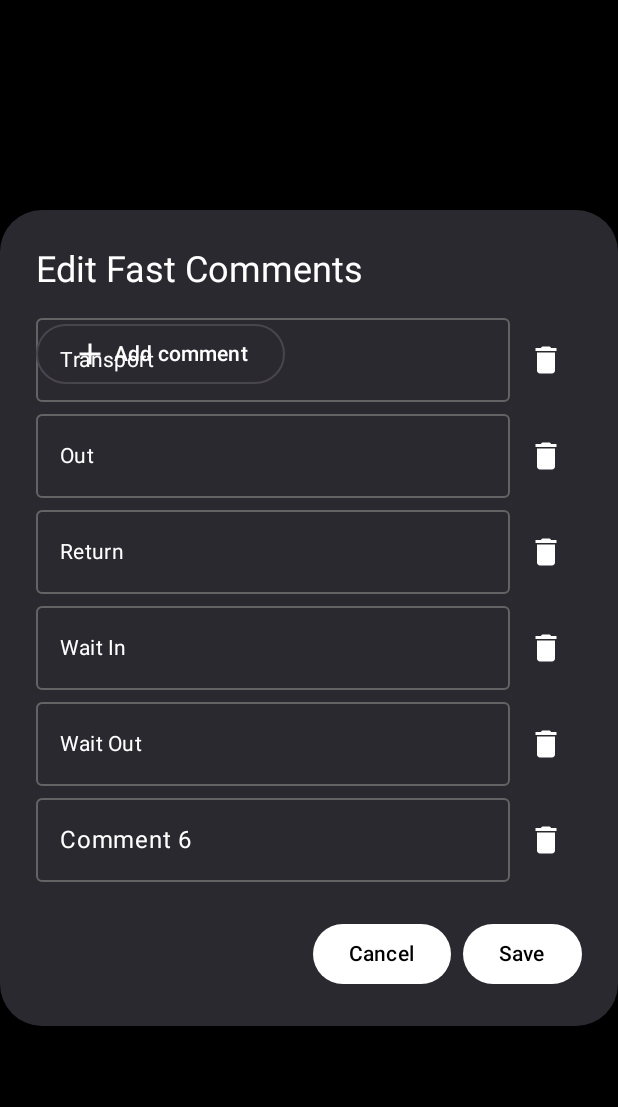
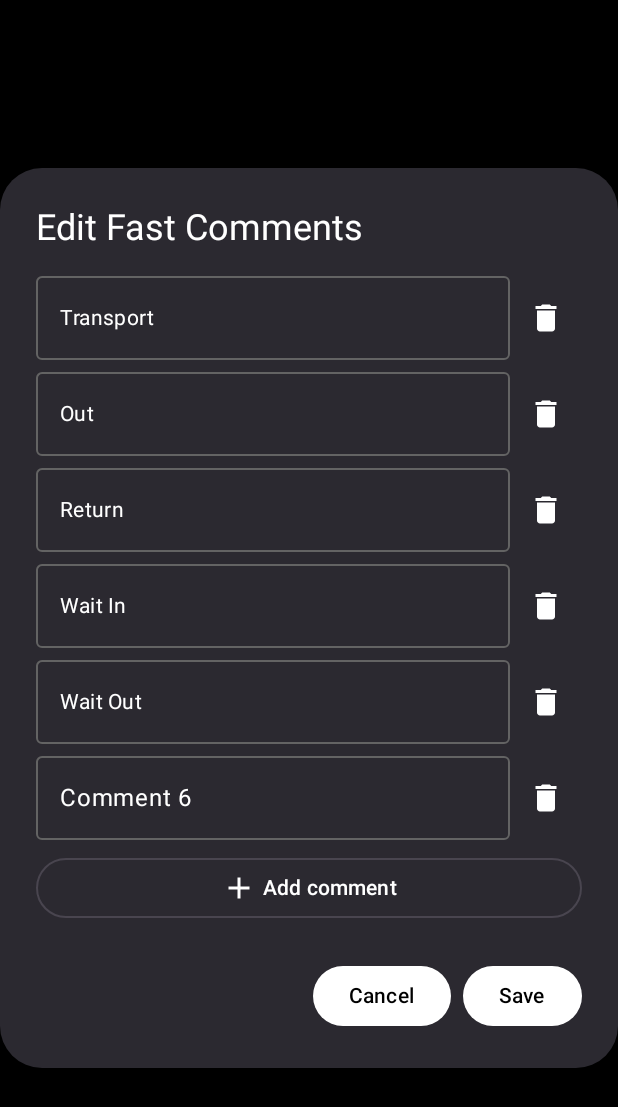
Before and after one commit to eliasnollnollett/Stopwatch-Metrics, an Android app built with Jetpack Compose: the composable FastCommentsEditDialog shown on its own in the app's theme, after a tap on "Save", on a phone screen of 412 x 824 dp. Shown: the top 1107 px of the screen. Run offline under Robolectric (Android 15) with nearby library versions, the light colour scheme and no system bars; our stand-ins replace accompanist; libraries missing offline, so code that uses them is left out: androidx.camera.core, androidx.camera.lifecycle, androidx.camera.view, androidx.core.app, androidx.core.content and 9 more; pictures from the network do not load; 3 other taps on this screen came first.

Commit message:
Fixed so you can add new fast comments

```diff
--- a/app/src/main/java/com/example/stopwatchmetrics/FastCommentSettings.kt
+++ b/app/src/main/java/com/example/stopwatchmetrics/FastCommentSettings.kt
@@ -2,10 +2,12 @@ package com.example.stopwatchmetrics
 
 data class FastCommentsSettings(
     val enabled: Boolean = false,
-    val comment1: String = "In",
-    val comment2: String = "Transport",
-    val comment3: String = "Out",
-    val comment4: String = "Return",
-    val comment5: String = "Wait In",
-    val comment6: String = "Wait Out"
+    val comments: List<String> = listOf(
+        "In",
+        "Transport",
+        "Out",
+        "Return",
+        "Wait In",
+        "Wait Out"
+    )
 )
--- a/app/src/main/java/com/example/stopwatchmetrics/MainActivity.kt
+++ b/app/src/main/java/com/example/stopwatchmetrics/MainActivity.kt
@@ -33,6 +33,7 @@ import androidx.camera.core.ImageCapture
 import androidx.camera.core.ImageCaptureException
 import androidx.camera.lifecycle.ProcessCameraProvider
 import androidx.camera.view.PreviewView
+import androidx.compose.foundation.BorderStroke
 import androidx.compose.foundation.Canvas
 import androidx.compose.foundation.ExperimentalFoundationApi
 import androidx.compose.foundation.Image
@@ -50,12 +51,14 @@ import androidx.compose.foundation.layout.Spacer
 import androidx.compose.foundation.layout.fillMaxSize
 import androidx.compose.foundation.layout.fillMaxWidth
 import androidx.compose.foundation.layout.height
+import androidx.compose.foundation.layout.heightIn
 import androidx.compose.foundation.layout.offset
 import androidx.compose.foundation.layout.padding
 import androidx.compose.foundation.layout.size
 import androidx.compose.foundation.layout.width
 import androidx.compose.foundation.lazy.LazyColumn
 import androidx.compose.foundation.lazy.items
+import androidx.compose.foundation.lazy.rememberLazyListState
 import androidx.compose.foundation.rememberScrollState
 import androidx.compose.foundation.shape.CircleShape
 import androidx.compose.foundation.shape.RoundedCornerShape
@@ -63,6 +66,7 @@ import androidx.compose.foundation.verticalScroll
 import androidx.compose.material.icons.Icons
 import androidx.compose.material.icons.automirrored.filled.ArrowBack
 import androidx.compose.material.icons.automirrored.filled.Undo
+import androidx.compose.material.icons.filled.Add
 import androidx.compose.material.icons.filled.CameraAlt
 import androidx.compose.material.icons.filled.Delete
 import androidx.compose.material.icons.filled.Description
@@ -145,8 +149,6 @@ import kotlin.math.cos
 import kotlin.math.min
 import kotlin.math.sin
 import androidx.camera.core.Preview as CameraXPreview
-import androidx.compose.foundation.BorderStroke
-import androidx.compose.material.icons.filled.Add
 
 
 // --- Helper Functions & Data Classes ---
@@ -1377,92 +1379,101 @@ fun FastCommentsEditDialog(
     onConfirm: (FastCommentsSettings) -> Unit,
     onDismiss: () -> Unit
 ) {
-    // 1) Flatten into a List<String>
-    val initialList = listOf(
-        initialFastComments.comment1,
-        initialFastComments.comment2,
-        initialFastComments.comment3,
-        initialFastComments.comment4,
-        initialFastComments.comment5,
-        initialFastComments.comment6
-    )
-
-    // 2) Remember a mutableStateListOf inside this composable
-    val comments = remember(initialList) {
-        mutableStateListOf<String>().apply { addAll(initialList) }
-    }
-
-    // 3) Render exactly one AlertDialog, just replace your Column-of-6-TextFields
+    // 1) Back your UI with a MutableStateList
+    val comments = remember {
+        mutableStateListOf<String>().apply {
+            addAll(initialFastComments.comments)
+        }
+    }
+
+    // 2) Create a LazyListState to control scrolling
+    val listState = rememberLazyListState()
+
+    // 3) Whenever comments.size changes, scroll to the bottom
+    LaunchedEffect(comments.size) {
+        if (comments.isNotEmpty()) {
+            listState.animateScrollToItem(comments.lastIndex)
+        }
+    }
+
     AlertDialog(
-        onDismissRequest = onDismiss,                   // you already import material3.AlertDialog
-        title = { Text("Edit Fast Comments") },         // you already import material3.Text
+        // 4) Make the dialog wider / taller
+        modifier = Modifier
+            .fillMaxWidth(1f)
+            .heightIn(min = 400.dp, max = 600.dp),
+
+        onDismissRequest = onDismiss,
+        title = { Text("Edit Fast Comments") },
         text = {
-            // You already have: import androidx.compose.foundation.lazy.LazyColumn
-            //                    import androidx.compose.foundation.lazy.items
+            Column(
+                modifier = Modifier
+                    .fillMaxWidth()
+                    // give the column enough height so the list scrolls
+                    .heightIn(min = 400.dp, max = 600.dp)
+            ) {
                 LazyColumn(
-                modifier = Modifier.fillMaxWidth(),
+                    state = listState,
+                    modifier = Modifier
+                        .weight(1f)
+                        .fillMaxWidth(),
                     verticalArrangement = Arrangement.spacedBy(8.dp)
                 ) {
-                // use items(comments) because you already imported items, no need for itemsIndexed
-                items(comments) { textValue ->
+                    items(comments) { commentText ->
                         Row(
                             verticalAlignment = Alignment.CenterVertically,
                             modifier = Modifier.fillMaxWidth()
                         ) {
-                        OutlinedTextField(                        // you already import material3.OutlinedTextField
-                            value = textValue,
-                            onValueChange = { new ->                // updates the list in place
-                                val idx = comments.indexOf(textValue)
+                            OutlinedTextField(
+                                value = commentText,
+                                onValueChange = { new ->
+                                    val idx = comments.indexOf(commentText)
                                     if (idx >= 0) comments[idx] = new
                                 },
-                            placeholder = { Text("Comment ${comments.indexOf(textValue)+1}") },
+                                placeholder = {
+                                    Text("Comment ${comments.indexOf(commentText) + 1}")
+                                },
                                 singleLine = true,
                                 modifier = Modifier
                                     .weight(1f)
                                     .height(56.dp)
                             )
-                        IconButton(                               // you already import material3.IconButton?
-                            onClick = {
-                                if (comments.size > 1)               // guard minimum one
-                                    comments.remove(textValue)
-                            }
-                        ) {
-                            Icon(Icons.Default.Delete,               // you already import this icon
-                                contentDescription = "Remove comment")
-                        }
-                    }
-                }
-            }
-            Spacer(Modifier.height(8.dp))
-            OutlinedButton(onClick = { comments += "" }) {  // you already import material3.OutlinedButton
+                            IconButton(onClick = {
+                                if (comments.size > 1) comments.remove(commentText)
+                            }) {
+                                Icon(Icons.Default.Delete, contentDescription = "Remove comment")
+                            }
+                        }
+                    }
+                }
+
+                Spacer(modifier = Modifier.height(8.dp))
+
+                OutlinedButton(
+                    onClick = { comments += "" },
+                    modifier = Modifier.fillMaxWidth()
+                ) {
                     Icon(Icons.Default.Add, contentDescription = "Add")
                     Spacer(Modifier.width(4.dp))
                     Text("Add comment")
                 }
-        },
+            }
+        },
+
         confirmButton = {
             Button(onClick = {
-                // 4) Map back into your data class here:
-                val updated = initialFastComments.copy(
-                    comment1 = comments.getOrNull(0).orEmpty(),
-                    comment2 = comments.getOrNull(1).orEmpty(),
-                    comment3 = comments.getOrNull(2).orEmpty(),
-                    comment4 = comments.getOrNull(3).orEmpty(),
-                    comment5 = comments.getOrNull(4).orEmpty(),
-                    comment6 = comments.getOrNull(5).orEmpty()
-                )
+                val updated = initialFastComments.copy(comments = comments.toList())
                 onConfirm(updated)
             }) {
                 Text("Save")
             }
         },
         dismissButton = {
-            Button(onClick = onDismiss) {
-                Text("Cancel")
-            }
-        }
-    )
-}
+            Button(onClick = onDismiss) { Text("Cancel") }
+        }
+    )
+}
+
+
 
 
 @Composable
@@ -1590,6 +1601,9 @@ fun CommentDialogUnified(
     val context = LocalContext.current
 
     AlertDialog(
+        modifier = Modifier
+            .fillMaxWidth(1f)
+            .heightIn(min = 400.dp, max = 600.dp),
         onDismissRequest = onDismiss,
         title = {
             Text(if (initialComment.isEmpty()) "Add Comment" else "Edit Comment")
@@ -1607,7 +1621,6 @@ fun CommentDialogUnified(
                 if (fastCommentsSettings.enabled) {
                     Spacer(modifier = Modifier.height(8.dp))
 
-                    // ← here’s the new header row with cog
                     Row(
                         modifier = Modifier
                             .fillMaxWidth()
@@ -1636,14 +1649,8 @@ fun CommentDialogUnified(
                         mainAxisSpacing = 8.dp,
                         crossAxisSpacing = 8.dp
                     ) {
-                        listOf(
-                            fastCommentsSettings.comment1,
-                            fastCommentsSettings.comment2,
-                            fastCommentsSettings.comment3,
-                            fastCommentsSettings.comment4,
-                            fastCommentsSettings.comment5,
-                            fastCommentsSettings.comment6
-                        ).forEach { fastComment ->
+                        // ← use the dynamic list
+                        fastCommentsSettings.comments.forEach { fastComment ->
                             Button(
                                 onClick = {
                                     onConfirm(fastComment)
@@ -1673,6 +1680,7 @@ fun CommentDialogUnified(
         }
     )
 }
+
 
 
 
```
Also changed, not shown: app/src/main/java/com/example/stopwatchmetrics/DataStoreManager.kt (+21 -22 lines). Lines whose indentation alone changed are shown as unchanged.
